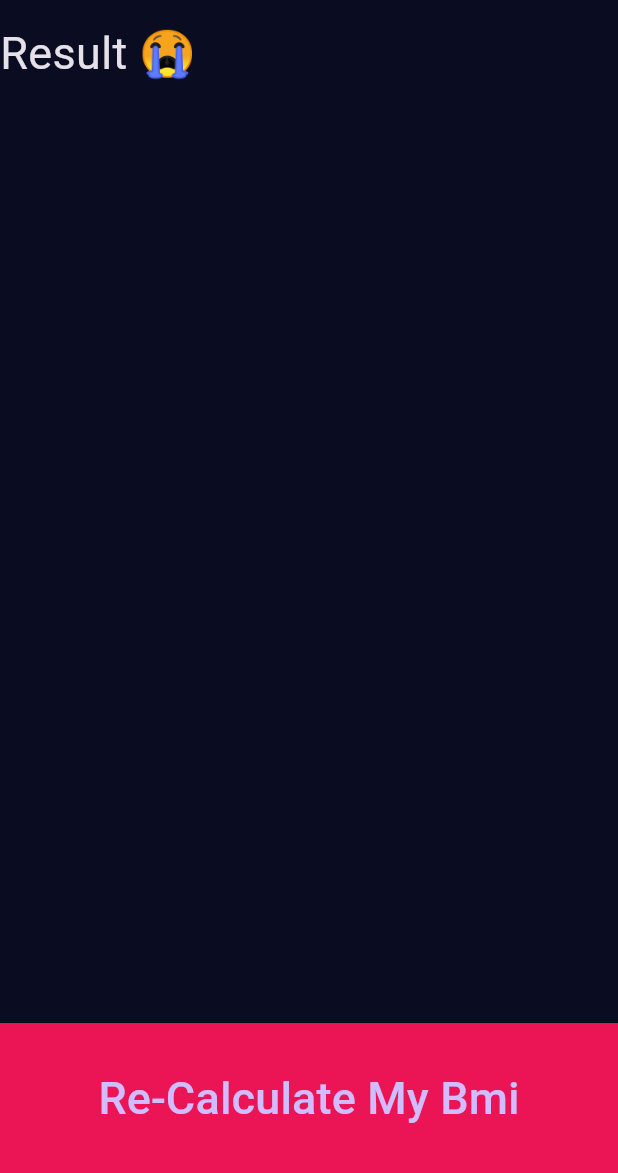
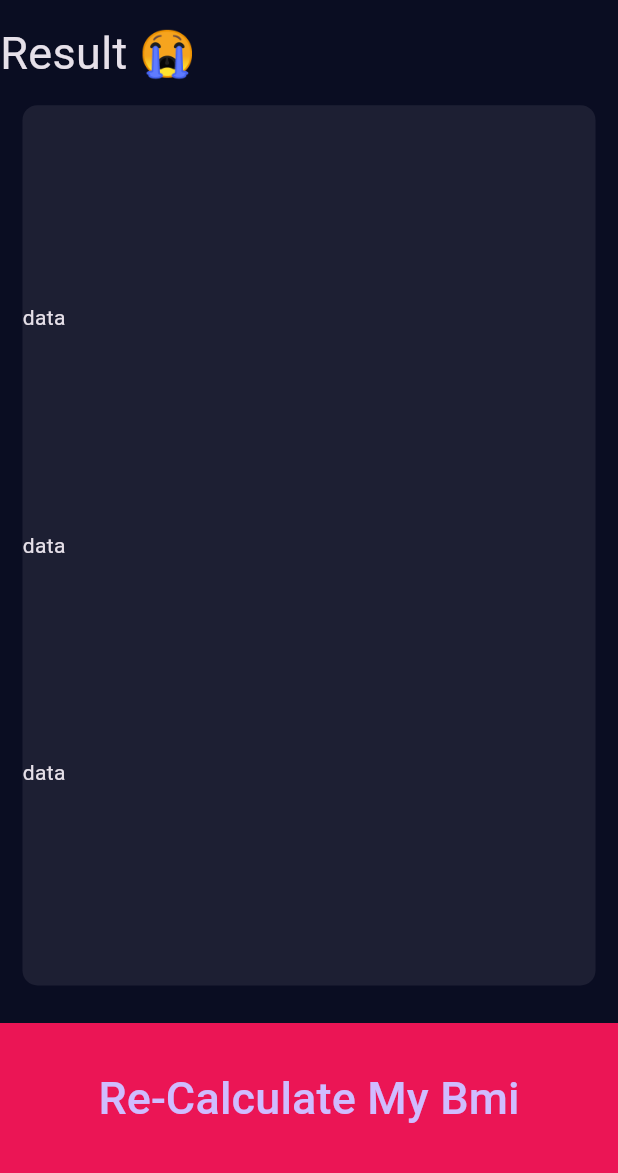
Before and after one commit to Peera-27/Fultter, a Flutter app: the screen it shows after launch, after a tap on "Calculate Bmi", on a phone screen of 412 x 824 dp, the part 63-1236 px from its top. Run offline on Flutter 3.47's test engine with Material 3 defaults, Android fonts, the phone set to English and light mode, and no system bars.

Commit message:
Refactor ResultScreen to integrate BgCard and enhance layout structure

```diff
--- a/lib/screen/components/bg_card.dart
+++ b/lib/screen/components/bg_card.dart
@@ -17,7 +17,7 @@ class BgCard extends StatelessWidget {
     return GestureDetector(
       onTap: callbackFn,
       child: Container(
-        width: 160,
+        // width: 160,
         height: 180,
         margin: EdgeInsets.all(15),
         decoration: BoxDecoration(
--- a/lib/screen/result_screen.dart
+++ b/lib/screen/result_screen.dart
@@ -1,4 +1,5 @@
 import 'package:flutter/material.dart';
+import 'package:w3/screen/components/bg_card.dart';
 import 'package:w3/screen/components/pink_button.dart';
 
 class ResultScreen extends StatelessWidget {
@@ -6,17 +7,29 @@ class ResultScreen extends StatelessWidget {
 
   @override
   Widget build(BuildContext context) {
-    return Scaffold(   appBar: AppBar(
+    return Scaffold(
+      appBar: AppBar(
         title: Text('Bmi Calculator'),
         backgroundColor: Theme.of(context).scaffoldBackgroundColor,
       ),
       body: Column(
         crossAxisAlignment: CrossAxisAlignment.start,
         children: [
-          Expanded(child: Text("Result 😭",style: TextStyle(fontSize: 30),)),
-          pink_button(label: "Re-Calculate My Bmi", onPressed: ()=>{
-            Navigator.pop(context)
-          }),
+          Expanded(child: Text("Result 😭", style: TextStyle(fontSize: 30))),
+          Expanded(
+            flex: 15,
+            child: BgCard(
+              child: Column(
+                mainAxisAlignment: MainAxisAlignment.spaceEvenly,
+                crossAxisAlignment: CrossAxisAlignment.stretch,
+                children: [Text("data"), Text("data"), Text("data")],
+              ),
+            ),
+          ),
+          pink_button(
+            label: "Re-Calculate My Bmi",
+            onPressed: () => {Navigator.pop(context)},
+          ),
         ],
       ),
     );
```
